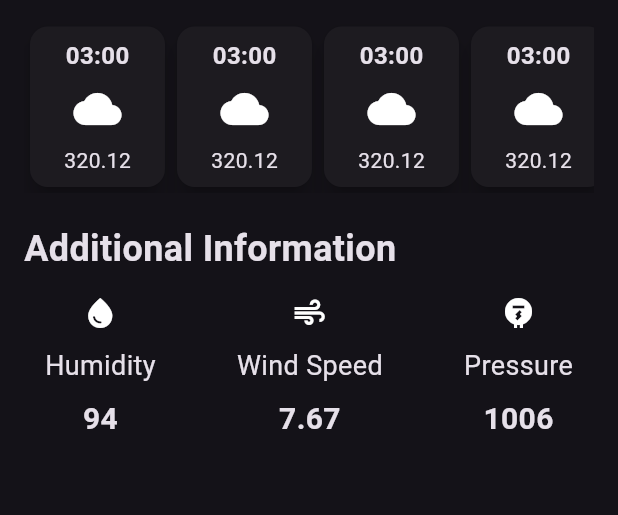
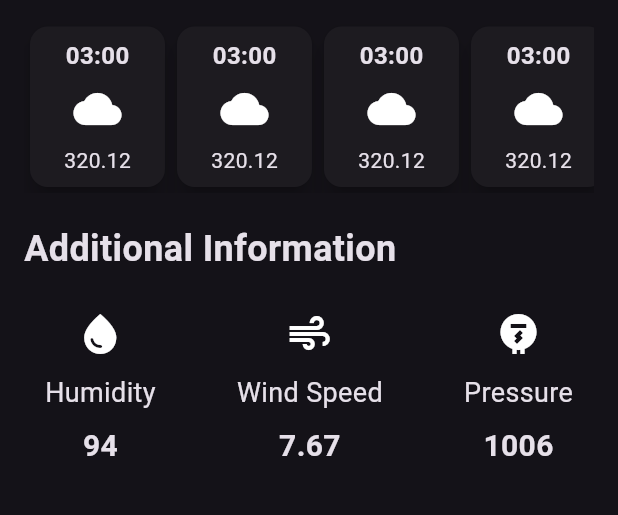
Before and after one commit to rZoysa/weather_app, a Flutter app: the screen it shows after launch, on a phone screen of 412 x 824 dp, the part 458-973 px from its top. Run offline on Flutter 3.47's test engine with Material 3 defaults, Android fonts, the phone set to English and light mode, and no system bars.

Commit message:
Updated UI

```diff
--- a/lib/screens/weather_screen/weather_screen.dart
+++ b/lib/screens/weather_screen/weather_screen.dart
@@ -83,11 +83,11 @@ class WeatherScreen extends StatelessWidget {
               scrollDirection: Axis.horizontal,
               child: Row(
                 children: [
-                  HourlyForcastItem(),
-                  HourlyForcastItem(),
-                  HourlyForcastItem(),
-                  HourlyForcastItem(),
-                  HourlyForcastItem(),
+                  HourlyForcastItem(icon: Icons.cloud, temperature: '320.12', time: '03:00',),
+                  HourlyForcastItem(icon: Icons.cloud, temperature: '320.12', time: '03:00',),
+                  HourlyForcastItem(icon: Icons.cloud, temperature: '320.12', time: '03:00',),
+                  HourlyForcastItem(icon: Icons.cloud, temperature: '320.12', time: '03:00',),
+                  HourlyForcastItem(icon: Icons.cloud, temperature: '320.12', time: '03:00',),
                 ],
               ),
             ),
--- a/lib/screens/weather_screen/widgets/hourly_forcast_item.dart
+++ b/lib/screens/weather_screen/widgets/hourly_forcast_item.dart
@@ -1,8 +1,15 @@
 import 'package:flutter/material.dart';
 
 class HourlyForcastItem extends StatelessWidget {
+  final String time;
+  final String temperature;
+  final IconData icon;
+
   const HourlyForcastItem({
     super.key,
+    required this.time,
+    required this.temperature,
+    required this.icon,
   });
 
   @override
@@ -15,22 +22,22 @@ class HourlyForcastItem extends StatelessWidget {
         decoration: BoxDecoration(
           borderRadius: BorderRadius.circular(16),
         ),
-        child: const Column(
+        child: Column(
           children: [
             Text(
-              '03:00',
-              style: TextStyle(
+              time,
+              style: const TextStyle(
                 fontSize: 16,
                 fontWeight: FontWeight.bold,
               ),
             ),
-            SizedBox(height: 8),
+            const SizedBox(height: 8),
             Icon(
-              Icons.cloud,
+              icon,
               size: 32,
             ),
-            SizedBox(height: 8),
-            Text('320.12'),
+            const SizedBox(height: 8),
+            Text(temperature),
           ],
         ),
       ),
--- a/lib/screens/weather_screen/widgets/information.dart
+++ b/lib/screens/weather_screen/widgets/information.dart
@@ -16,9 +16,13 @@ class Information extends StatelessWidget {
   Widget build(BuildContext context) {
     return Container(
       padding: const EdgeInsets.all(4.0),
+      margin: const EdgeInsets.only(top: 10),
       child: Column(
         children: [
-          Icon(icon),
+          Icon(
+            icon,
+            size: 32,
+          ),
           const SizedBox(height: 10),
           Text(
             title,
```
